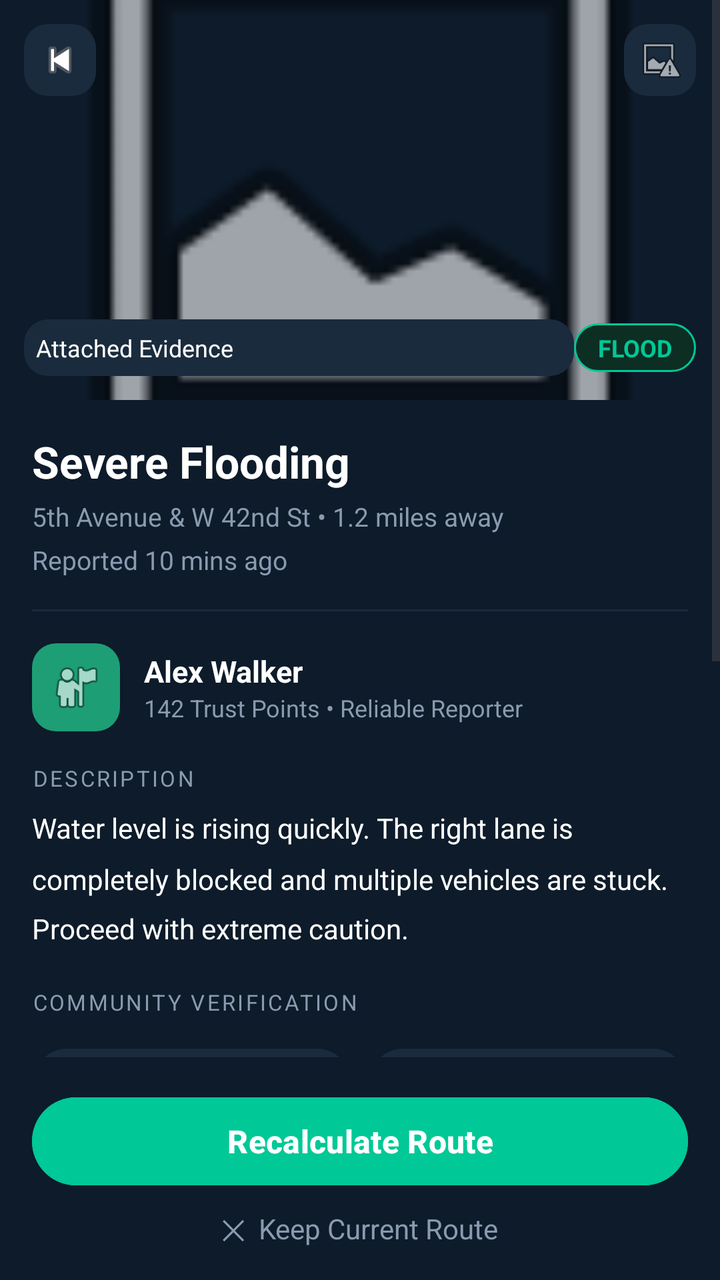
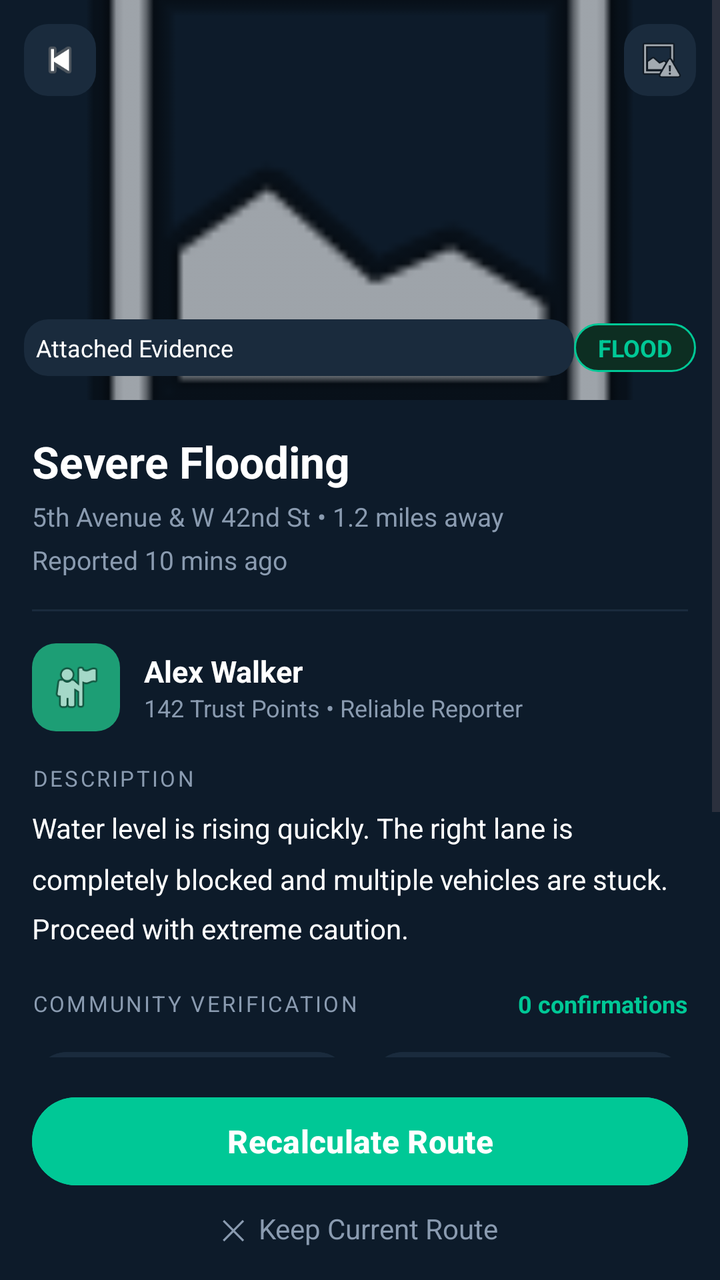

Before-and-after screenshots of an Android layout around one commit, followed by the original layout XML and the change that was made.
<!-- AndroidManifest.xml: application theme Theme.RouteGuard -->
<!-- res/layout/fragment_hazard_detail.xml -->
<?xml version="1.0" encoding="utf-8"?>
<androidx.constraintlayout.widget.ConstraintLayout
    xmlns:android="http://schemas.android.com/apk/res/android"
    xmlns:app="http://schemas.android.com/apk/res-auto"
    android:layout_width="match_parent"
    android:layout_height="match_parent"
    android:background="@color/bg_primary">

    <ScrollView
        android:layout_width="match_parent"
        android:layout_height="0dp"
        app:layout_constraintTop_toTopOf="parent"
        app:layout_constraintBottom_toTopOf="@id/bottomActions">

        <LinearLayout
            android:layout_width="match_parent"
            android:layout_height="wrap_content"
            android:orientation="vertical">

            
            <FrameLayout
                android:layout_width="match_parent"
                android:layout_height="200dp">

                <ImageView
                    android:id="@+id/ivHazardPhoto"
                    android:layout_width="match_parent"
                    android:layout_height="match_parent"
                    android:scaleType="centerCrop"
                    android:src="@android:drawable/ic_menu_gallery" />

                
                <ImageView
                    android:id="@+id/btnBack"
                    android:layout_width="36dp"
                    android:layout_height="36dp"
                    android:layout_margin="12dp"
                    android:src="@android:drawable/ic_media_previous"
                    android:background="@drawable/bg_card_rounded"
                    android:padding="6dp" />

                
                <ImageView
                    android:id="@+id/btnFlag"
                    android:layout_width="36dp"
                    android:layout_height="36dp"
                    android:layout_margin="12dp"
                    android:layout_gravity="top|end"
                    android:src="@android:drawable/ic_menu_report_image"
                    android:background="@drawable/bg_card_rounded"
                    android:padding="6dp" />

                
                <LinearLayout
                    android:layout_width="match_parent"
                    android:layout_height="wrap_content"
                    android:layout_gravity="bottom"
                    android:orientation="horizontal"
                    android:padding="12dp"
                    android:gravity="center_vertical">

                    <TextView
                        android:layout_width="0dp"
                        android:layout_height="wrap_content"
                        android:layout_weight="1"
                        android:text="Attached Evidence"
                        android:textColor="@color/text_primary"
                        android:textSize="12sp"
                        android:background="@drawable/bg_card_rounded"
                        android:padding="6dp" />

                    <TextView
                        android:id="@+id/tvTypeBadge"
                        android:layout_width="wrap_content"
                        android:layout_height="wrap_content"
                        android:text="FLOOD"
                        android:textColor="@color/accent_teal"
                        android:textSize="12sp"
                        android:textStyle="bold"
                        android:background="@drawable/bg_verified_badge"
                        android:paddingStart="12dp"
                        android:paddingEnd="12dp"
                        android:paddingTop="4dp"
                        android:paddingBottom="4dp" />
                </LinearLayout>
            </FrameLayout>

            <LinearLayout
                android:layout_width="match_parent"
                android:layout_height="wrap_content"
                android:orientation="vertical"
                android:padding="16dp">

                <TextView
                    android:id="@+id/tvHazardTitle"
                    android:layout_width="wrap_content"
                    android:layout_height="wrap_content"
                    android:text="Severe Flooding"
                    android:textColor="@color/text_primary"
                    android:textSize="22sp"
                    android:textStyle="bold"
                    android:layout_marginBottom="4dp" />

                <TextView
                    android:id="@+id/tvLocation"
                    android:layout_width="wrap_content"
                    android:layout_height="wrap_content"
                    android:text="5th Avenue &amp; W 42nd St • 1.2 miles away"
                    android:textColor="@color/text_secondary"
                    android:textSize="13sp"
                    android:layout_marginBottom="4dp" />

                <TextView
                    android:id="@+id/tvReportedTime"
                    android:layout_width="wrap_content"
                    android:layout_height="wrap_content"
                    android:text="Reported 10 mins ago"
                    android:textColor="@color/text_secondary"
                    android:textSize="13sp"
                    android:layout_marginBottom="16dp" />

                
                <View
                    android:layout_width="match_parent"
                    android:layout_height="1dp"
                    android:background="@color/bg_card"
                    android:layout_marginBottom="16dp" />

                
                <LinearLayout
                    android:layout_width="match_parent"
                    android:layout_height="wrap_content"
                    android:orientation="horizontal"
                    android:gravity="center_vertical"
                    android:layout_marginBottom="16dp">

                    <ImageView
                        android:layout_width="44dp"
                        android:layout_height="44dp"
                        android:src="@android:drawable/ic_menu_myplaces"
                        android:background="@drawable/bg_avatar_teal"
                        android:padding="8dp"
                        android:layout_marginEnd="12dp" />

                    <LinearLayout
                        android:layout_width="wrap_content"
                        android:layout_height="wrap_content"
                        android:orientation="vertical">

                        <TextView
                            android:id="@+id/tvReporterName"
                            android:layout_width="wrap_content"
                            android:layout_height="wrap_content"
                            android:text="Alex Walker"
                            android:textColor="@color/text_primary"
                            android:textSize="15sp"
                            android:textStyle="bold" />

                        <TextView
                            android:id="@+id/tvReporterStats"
                            android:layout_width="wrap_content"
                            android:layout_height="wrap_content"
                            android:text="142 Trust Points • Reliable Reporter"
                            android:textColor="@color/text_secondary"
                            android:textSize="12sp" />
                    </LinearLayout>
                </LinearLayout>

                
                <TextView
                    android:layout_width="wrap_content"
                    android:layout_height="wrap_content"
                    android:text="DESCRIPTION"
                    android:textColor="@color/text_secondary"
                    android:textSize="11sp"
                    android:letterSpacing="0.1"
                    android:layout_marginBottom="8dp" />

                <TextView
                    android:id="@+id/tvDescription"
                    android:layout_width="wrap_content"
                    android:layout_height="wrap_content"
                    android:text="Water level is rising quickly. The right lane is completely blocked and multiple vehicles are stuck. Proceed with extreme caution."
                    android:textColor="@color/text_primary"
                    android:textSize="14sp"
                    android:lineSpacingMultiplier="1.5"
                    android:layout_marginBottom="20dp" />

                
                <TextView
                    android:layout_width="wrap_content"
                    android:layout_height="wrap_content"
                    android:text="COMMUNITY VERIFICATION"
                    android:textColor="@color/text_secondary"
                    android:textSize="11sp"
                    android:letterSpacing="0.1"
                    android:layout_marginBottom="12dp" />

                <LinearLayout
                    android:layout_width="match_parent"
                    android:layout_height="wrap_content"
                    android:orientation="horizontal"
                    android:layout_marginBottom="20dp">

                    <Button
                        android:id="@+id/btnStillThere"
                        android:layout_width="0dp"
                        android:layout_height="44dp"
                        android:layout_weight="1"
                        android:layout_marginEnd="8dp"
                        android:text="Still there"
                        android:textColor="@color/text_primary"
                        android:textSize="13sp"
                        android:backgroundTint="@color/bg_card"
                        android:stateListAnimator="@null" />

                    <Button
                        android:id="@+id/btnCleared"
                        android:layout_width="0dp"
                        android:layout_height="44dp"
                        android:layout_weight="1"
                        android:text="Cleared"
                        android:textColor="@color/text_primary"
                        android:textSize="13sp"
                        android:backgroundTint="@color/bg_card"
                        android:stateListAnimator="@null" />
                </LinearLayout>

                
                <TextView
                    android:layout_width="wrap_content"
                    android:layout_height="wrap_content"
                    android:text="COMMENTS (2)"
                    android:textColor="@color/text_secondary"
                    android:textSize="11sp"
                    android:letterSpacing="0.1"
                    android:layout_marginBottom="12dp" />

                <LinearLayout
                    android:layout_width="match_parent"
                    android:layout_height="wrap_content"
                    android:orientation="horizontal"
                    android:layout_marginBottom="16dp">

                    <EditText
                        android:id="@+id/etComment"
                        android:layout_width="0dp"
                        android:layout_height="44dp"
                        android:layout_weight="1"
                        android:layout_marginEnd="8dp"
                        android:background="@drawable/bg_input_rounded"
                        android:textColor="@color/text_primary"
                        android:paddingStart="12dp"
                        android:paddingEnd="12dp" />

                    <Button
                        android:id="@+id/btnPost"
                        android:layout_width="wrap_content"
                        android:layout_height="44dp"
                        android:text="Post"
                        android:textColor="@color/text_primary"
                        android:backgroundTint="@color/accent_teal"
                        android:stateListAnimator="@null" />
                </LinearLayout>

                
                <androidx.cardview.widget.CardView
                    android:layout_width="match_parent"
                    android:layout_height="wrap_content"
                    android:layout_marginBottom="8dp"
                    app:cardBackgroundColor="@color/bg_card"
                    app:cardCornerRadius="12dp">

                    <LinearLayout
                        android:layout_width="match_parent"
                        android:layout_height="wrap_content"
                        android:orientation="vertical"
                        android:padding="12dp">

                        <LinearLayout
                            android:layout_width="match_parent"
                            android:layout_height="wrap_content"
                            android:orientation="horizontal"
                            android:layout_marginBottom="4dp">

                            <TextView
                                android:layout_width="0dp"
                                android:layout_height="wrap_content"
                                android:layout_weight="1"
                                android:text="Driver102"
                                android:textColor="@color/text_primary"
                                android:textSize="13sp"
                                android:textStyle="bold" />

                            <TextView
                                android:layout_width="wrap_content"
                                android:layout_height="wrap_content"
                                android:text="2 mins ago"
                                android:textColor="@color/text_secondary"
                                android:textSize="11sp" />
                        </LinearLayout>

                        <TextView
                            android:layout_width="wrap_content"
                            android:layout_height="wrap_content"
                            android:text="Just passed by, it's getting worse. Avoid the right lane entirely."
                            android:textColor="@color/text_secondary"
                            android:textSize="13sp" />
                    </LinearLayout>
                </androidx.cardview.widget.CardView>

                <androidx.cardview.widget.CardView
                    android:layout_width="match_parent"
                    android:layout_height="wrap_content"
                    android:layout_marginBottom="8dp"
                    app:cardBackgroundColor="@color/bg_card"
                    app:cardCornerRadius="12dp">

                    <LinearLayout
                        android:layout_width="match_parent"
                        android:layout_height="wrap_content"
                        android:orientation="vertical"
                        android:padding="12dp">

                        <LinearLayout
                            android:layout_width="match_parent"
                            android:layout_height="wrap_content"
                            android:orientation="horizontal"
                            android:layout_marginBottom="4dp">

                            <TextView
                                android:layout_width="0dp"
                                android:layout_height="wrap_content"
                                android:layout_weight="1"
                                android:text="CommuterX"
                                android:textColor="@color/text_primary"
                                android:textSize="13sp"
                                android:textStyle="bold" />

                            <TextView
                                android:layout_width="wrap_content"
                                android:layout_height="wrap_content"
                                android:text="8 mins ago"
                                android:textColor="@color/text_secondary"
                                android:textSize="11sp" />
                        </LinearLayout>

                        <TextView
                            android:layout_width="wrap_content"
                            android:layout_height="wrap_content"
                            android:text="Thanks for the heads up!"
                            android:textColor="@color/text_secondary"
                            android:textSize="13sp" />
                    </LinearLayout>
                </androidx.cardview.widget.CardView>

            </LinearLayout>
        </LinearLayout>
    </ScrollView>

    
    <LinearLayout
        android:id="@+id/bottomActions"
        android:layout_width="match_parent"
        android:layout_height="wrap_content"
        android:orientation="vertical"
        android:background="@color/bg_primary"
        android:padding="16dp"
        app:layout_constraintBottom_toBottomOf="parent">

        <Button
            android:id="@+id/btnRecalculate"
            android:layout_width="match_parent"
            android:layout_height="52dp"
            android:text="Recalculate Route"
            android:textColor="@color/text_primary"
            android:textSize="16sp"
            android:textStyle="bold"
            android:backgroundTint="@color/accent_teal"
            android:stateListAnimator="@null"
            android:layout_marginBottom="8dp" />

        <TextView
            android:id="@+id/tvKeepRoute"
            android:layout_width="wrap_content"
            android:layout_height="wrap_content"
            android:layout_gravity="center"
            android:text="✕  Keep Current Route"
            android:textColor="@color/text_secondary"
            android:textSize="14sp" />

    </LinearLayout>

</androidx.constraintlayout.widget.ConstraintLayout>
<!-- resources referenced by this layout -->
<resources>
  <color name="accent_teal">#00C896</color>
  <color name="bg_card">#1A2B3D</color>
  <color name="bg_primary">#0D1B2A</color>
  <color name="text_primary">#FFFFFF</color>
  <color name="text_secondary">#8A9BB0</color>
  <!-- drawable bg_avatar_teal (drawable) -->
  <?xml version="1.0" encoding="utf-8"?>
  <shape xmlns:android="http://schemas.android.com/apk/res/android"
      android:shape="rectangle">
      <solid android:color="#1D9E75" />
      <corners android:radius="12dp" />
  </shape>
  <!-- drawable bg_card_rounded (drawable) -->
  <?xml version="1.0" encoding="utf-8"?>
  <shape xmlns:android="http://schemas.android.com/apk/res/android"
      android:shape="rectangle">
      <solid android:color="#1A2B3D" />
      <corners android:radius="12dp" />
  </shape>
  <!-- drawable bg_input_rounded (drawable) -->
  <?xml version="1.0" encoding="utf-8"?>
  <shape xmlns:android="http://schemas.android.com/apk/res/android"
      android:shape="rectangle">
      <solid android:color="#1E2F42" />
      <corners android:radius="10dp" />
  </shape>
  <!-- drawable bg_verified_badge (drawable) -->
  <?xml version="1.0" encoding="utf-8"?>
  <shape xmlns:android="http://schemas.android.com/apk/res/android"
      android:shape="rectangle">
      <solid android:color="#0D2E22" />
      <corners android:radius="20dp" />
      <stroke android:width="1dp" android:color="#00C896" />
  </shape>
  <style name="Theme.RouteGuard" parent="Base.Theme.RouteGuard" />
  <style name="Base.Theme.RouteGuard" parent="Theme.Material3.DayNight.NoActionBar">
          
          
      </style>
</resources>

<!-- the commit's change to res/layout/fragment_hazard_detail.xml (unified diff, before → after) -->
@@ -187,10 +187,68 @@
                     android:layout_marginBottom="20dp" />
 
                 
-                <TextView
-                    android:layout_width="wrap_content"
-                    android:layout_height="wrap_content"
-                    android:text="COMMUNITY VERIFICATION"
+                <LinearLayout
+                    android:layout_width="match_parent"
+                    android:layout_height="wrap_content"
+                    android:orientation="horizontal"
+                    android:gravity="center_vertical"
+                    android:layout_marginBottom="12dp">
+
+                    <TextView
+                        android:layout_width="0dp"
+                        android:layout_height="wrap_content"
+                        android:layout_weight="1"
+                        android:text="COMMUNITY VERIFICATION"
+                        android:textColor="@color/text_secondary"
+                        android:textSize="11sp"
+                        android:letterSpacing="0.1" />
+
+                    <TextView
+                        android:id="@+id/tvVerificationCount"
+                        android:layout_width="wrap_content"
+                        android:layout_height="wrap_content"
+                        android:text="0 confirmations"
+                        android:textColor="@color/accent_teal"
+                        android:textSize="12sp"
+                        android:textStyle="bold" />
+                </LinearLayout>
+
+                <LinearLayout
+                    android:layout_width="match_parent"
+                    android:layout_height="wrap_content"
+                    android:orientation="horizontal"
+                    android:layout_marginBottom="20dp">
+
+                    <Button
+                        android:id="@+id/btnStillThere"
+                        android:layout_width="0dp"
+                        android:layout_height="44dp"
+                        android:layout_weight="1"
+                        android:layout_marginEnd="8dp"
+                        android:text="Still there"
+                        android:textColor="@color/text_primary"
+                        android:textSize="13sp"
+                        android:backgroundTint="@color/bg_card"
+                        android:stateListAnimator="@null" />
+
+                    <Button
+                        android:id="@+id/btnCleared"
+                        android:layout_width="0dp"
+                        android:layout_height="44dp"
+                        android:layout_weight="1"
+                        android:text="Cleared"
+                        android:textColor="@color/text_primary"
+                        android:textSize="13sp"
+                        android:backgroundTint="@color/bg_card"
+                        android:stateListAnimator="@null" />
+                </LinearLayout>
+
+                
+                <TextView
+                    android:id="@+id/tvCommentsLabel"
+                    android:layout_width="wrap_content"
+                    android:layout_height="wrap_content"
+                    android:text="COMMENTS (0)"
                     android:textColor="@color/text_secondary"
                     android:textSize="11sp"
                     android:letterSpacing="0.1"
@@ -200,46 +258,6 @@
                     android:layout_width="match_parent"
                     android:layout_height="wrap_content"
                     android:orientation="horizontal"
-                    android:layout_marginBottom="20dp">
-
-                    <Button
-                        android:id="@+id/btnStillThere"
-                        android:layout_width="0dp"
-                        android:layout_height="44dp"
-                        android:layout_weight="1"
-                        android:layout_marginEnd="8dp"
-                        android:text="Still there"
-                        android:textColor="@color/text_primary"
-                        android:textSize="13sp"
-                        android:backgroundTint="@color/bg_card"
-                        android:stateListAnimator="@null" />
-
-                    <Button
-                        android:id="@+id/btnCleared"
-                        android:layout_width="0dp"
-                        android:layout_height="44dp"
-                        android:layout_weight="1"
-                        android:text="Cleared"
-                        android:textColor="@color/text_primary"
-                        android:textSize="13sp"
-                        android:backgroundTint="@color/bg_card"
-                        android:stateListAnimator="@null" />
-                </LinearLayout>
-
-                
-                <TextView
-                    android:layout_width="wrap_content"
-                    android:layout_height="wrap_content"
-                    android:text="COMMENTS (2)"
-                    android:textColor="@color/text_secondary"
-                    android:textSize="11sp"
-                    android:letterSpacing="0.1"
-                    android:layout_marginBottom="12dp" />
-
-                <LinearLayout
-                    android:layout_width="match_parent"
-                    android:layout_height="wrap_content"
-                    android:orientation="horizontal"
                     android:layout_marginBottom="16dp">
 
                     <EditText
@@ -248,6 +266,8 @@
                         android:layout_height="44dp"
                         android:layout_weight="1"
                         android:layout_marginEnd="8dp"
+                        android:hint="Add a comment..."
+                        android:textColorHint="@color/text_secondary"
                         android:background="@drawable/bg_input_rounded"
                         android:textColor="@color/text_primary"
                         android:paddingStart="12dp"
@@ -264,95 +284,23 @@
                 </LinearLayout>
 
                 
-                <androidx.cardview.widget.CardView
-                    android:layout_width="match_parent"
-                    android:layout_height="wrap_content"
-                    android:layout_marginBottom="8dp"
-                    app:cardBackgroundColor="@color/bg_card"
-                    app:cardCornerRadius="12dp">
-
-                    <LinearLayout
-                        android:layout_width="match_parent"
-                        android:layout_height="wrap_content"
-                        android:orientation="vertical"
-                        android:padding="12dp">
-
-                        <LinearLayout
-                            android:layout_width="match_parent"
-                            android:layout_height="wrap_content"
-                            android:orientation="horizontal"
-                            android:layout_marginBottom="4dp">
-
-                            <TextView
-                                android:layout_width="0dp"
-                                android:layout_height="wrap_content"
-                                android:layout_weight="1"
-                                android:text="Driver102"
-                                android:textColor="@color/text_primary"
-                                android:textSize="13sp"
-                                android:textStyle="bold" />
-
-                            <TextView
-                                android:layout_width="wrap_content"
-                                android:layout_height="wrap_content"
-                                android:text="2 mins ago"
-                                android:textColor="@color/text_secondary"
-                                android:textSize="11sp" />
-                        </LinearLayout>
-
-                        <TextView
-                            android:layout_width="wrap_content"
-                            android:layout_height="wrap_content"
-                            android:text="Just passed by, it's getting worse. Avoid the right lane entirely."
-                            android:textColor="@color/text_secondary"
-                            android:textSize="13sp" />
-                    </LinearLayout>
-                </androidx.cardview.widget.CardView>
-
-                <androidx.cardview.widget.CardView
-                    android:layout_width="match_parent"
-                    android:layout_height="wrap_content"
-                    android:layout_marginBottom="8dp"
-                    app:cardBackgroundColor="@color/bg_card"
-                    app:cardCornerRadius="12dp">
-
-                    <LinearLayout
-                        android:layout_width="match_parent"
-                        android:layout_height="wrap_content"
-                        android:orientation="vertical"
-                        android:padding="12dp">
-
-                        <LinearLayout
-                            android:layout_width="match_parent"
-                            android:layout_height="wrap_content"
-                            android:orientation="horizontal"
-                            android:layout_marginBottom="4dp">
-
-                            <TextView
-                                android:layout_width="0dp"
-                                android:layout_height="wrap_content"
-                                android:layout_weight="1"
-                                android:text="CommuterX"
-                                android:textColor="@color/text_primary"
-                                android:textSize="13sp"
-                                android:textStyle="bold" />
-
-                            <TextView
-                                android:layout_width="wrap_content"
-                                android:layout_height="wrap_content"
-                                android:text="8 mins ago"
-                                android:textColor="@color/text_secondary"
-                                android:textSize="11sp" />
-                        </LinearLayout>
-
-                        <TextView
-                            android:layout_width="wrap_content"
-                            android:layout_height="wrap_content"
-                            android:text="Thanks for the heads up!"
-                            android:textColor="@color/text_secondary"
-                            android:textSize="13sp" />
-                    </LinearLayout>
-                </androidx.cardview.widget.CardView>
+                <TextView
+                    android:id="@+id/tvNoComments"
+                    android:layout_width="match_parent"
+                    android:layout_height="wrap_content"
+                    android:text="No comments yet. Be the first to update the community!"
+                    android:textColor="@color/text_secondary"
+                    android:textSize="13sp"
+                    android:gravity="center"
+                    android:padding="16dp"
+                    android:visibility="gone" />
+
+                <androidx.recyclerview.widget.RecyclerView
+                    android:id="@+id/rvComments"
+                    android:layout_width="match_parent"
+                    android:layout_height="wrap_content"
+                    android:nestedScrollingEnabled="false"
+                    app:layoutManager="androidx.recyclerview.widget.LinearLayoutManager" />
 
             </LinearLayout>
         </LinearLayout>
